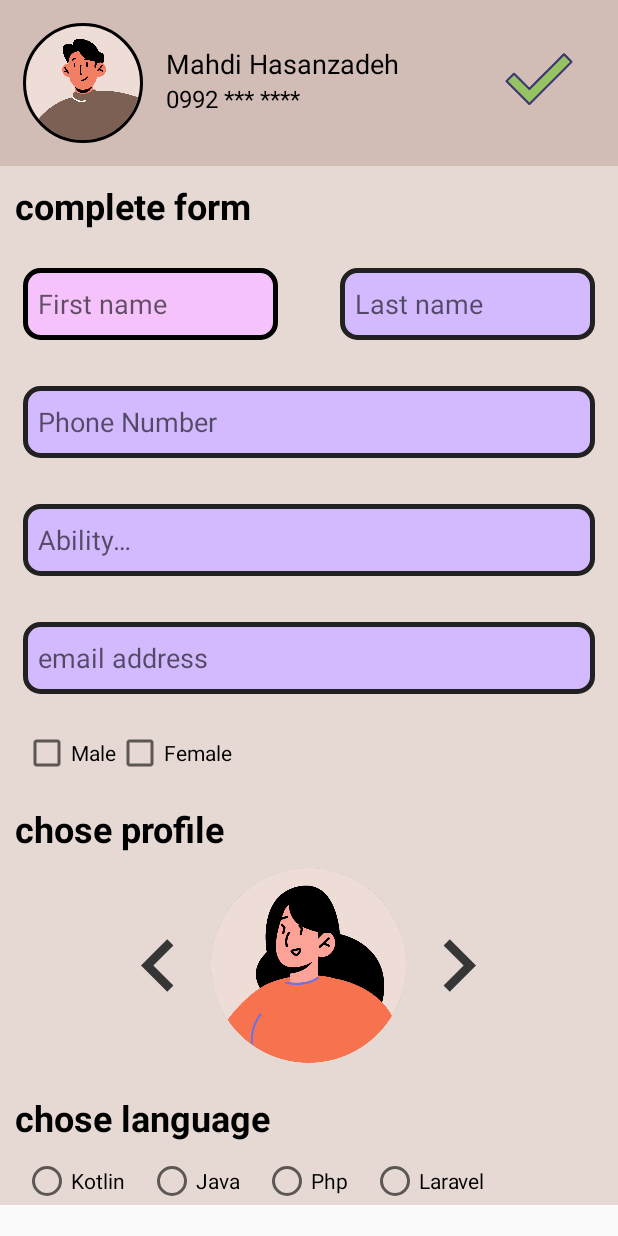
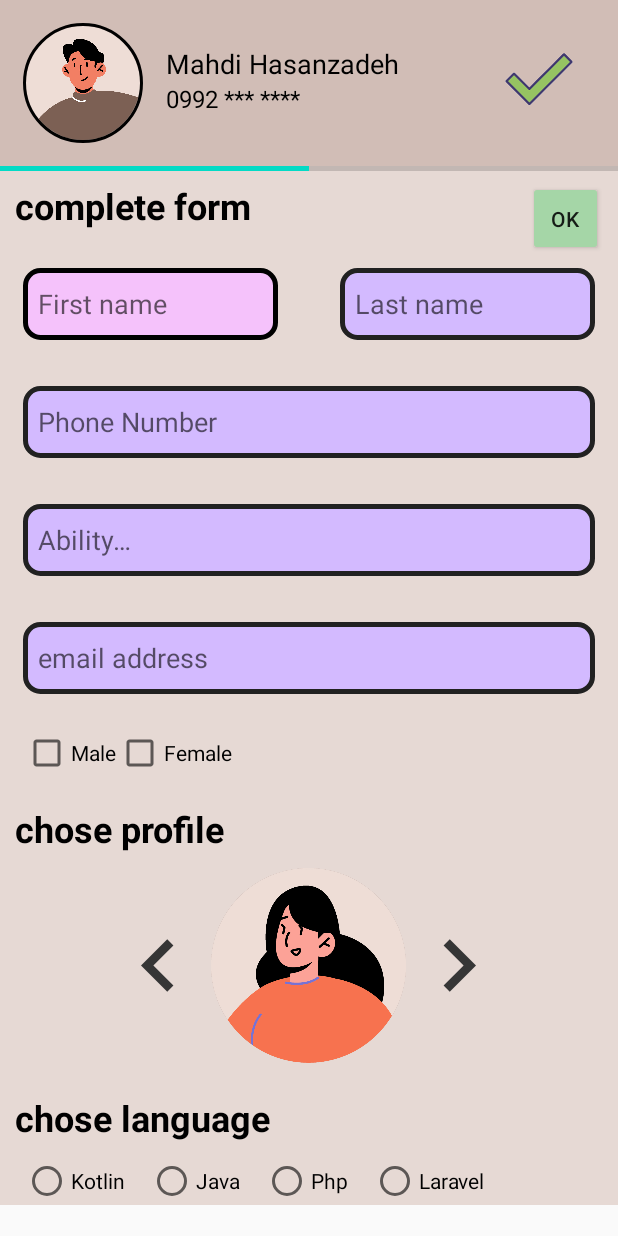
Before and after one commit to Mahdihasanzatheh1893/android-test-project, an Android app: the layout activity_main.xml on its own in the app's theme, with its tools: preview values and no code run, on a phone screen of 412 x 824 dp. Run offline under Robolectric (Android 15) with nearby library versions, the phone set to English and light mode, and no system bars.

Commit message:
add horizontal progress bar

```diff
--- a/app/src/main/java/com/example/projectapplication/MainActivity.kt
+++ b/app/src/main/java/com/example/projectapplication/MainActivity.kt
@@ -9,11 +9,11 @@ import com.example.projectapplication.databinding.ActivityMainBinding
 class MainActivity : AppCompatActivity() {
 
 
-    private lateinit var binding:ActivityMainBinding
+    private lateinit var binding: ActivityMainBinding
 
-    private var count=0
+    private var count = 0
 
-    private val picture= arrayOf(
+    private val picture = arrayOf(
         R.drawable.icon1,
         R.drawable.icon2,
         R.drawable.icon3,
@@ -24,11 +24,15 @@ class MainActivity : AppCompatActivity() {
 
     override fun onCreate(savedInstanceState: Bundle?) {
         super.onCreate(savedInstanceState)
-        binding= ActivityMainBinding.inflate(layoutInflater)
+        binding = ActivityMainBinding.inflate(layoutInflater)
         setContentView(binding.root)
 
         binding.imgNextImage.setOnClickListener { next() }
         binding.imgBackImage.setOnClickListener { previous() }
+
+        binding.btnMainOk.setOnClickListener {
+            binding.progressTest.progress += 5
+        }
 
         findViewById<RadioButton>(R.id.radio_kotlin).setOnCheckedChangeListener { buttonView, isChecked ->
             Log.d("RADIO", "kotlin is checked: $isChecked")
@@ -46,12 +50,14 @@ class MainActivity : AppCompatActivity() {
         }
 
     }
+
     private fun next() {
         if (count < 4) {
             count++
             setImage()
         }
     }
+
     private fun previous() {
         if (count > 0) {
             count--
--- a/app/src/main/res/layout/activity_main.xml
+++ b/app/src/main/res/layout/activity_main.xml
@@ -18,6 +18,15 @@
             android:layout_height="wrap_content"
             android:background="#E6D9D4">
 
+            <ProgressBar
+                android:layout_alignParentTop="true"
+                android:id="@+id/progress_test"
+                android:max="100"
+                android:progress="50"
+                style="@style/Widget.AppCompat.ProgressBar.Horizontal"
+                android:layout_width="match_parent"
+                android:layout_height="3dp"/>
+
             <TextView
                 android:id="@+id/txt_complete_form"
                 android:layout_width="wrap_content"
@@ -30,6 +39,19 @@
                 android:textColor="@color/black"
                 android:textSize="24sp"
                 android:textStyle="bold" />
+
+            <Button
+                android:id="@+id/btn_main_ok"
+                android:layout_width="50dp"
+                android:layout_height="50dp"
+                android:layout_alignParentEnd="true"
+                android:layout_margin="10dp"
+                android:layout_marginStart="15dp"
+                android:layout_marginTop="15dp"
+                android:layout_marginEnd="15dp"
+                android:layout_marginBottom="15dp"
+                android:backgroundTint="@color/green200"
+                android:text="@string/ok" />
 
             <EditText
                 android:id="@+id/edt_first_name"
--- a/app/src/main/res/layout/test2.xml
+++ b/app/src/main/res/layout/test2.xml
@@ -34,13 +34,18 @@
         android:layout_height="wrap_content"/>
 
     <ImageView
+        android:layout_width="45dp"
+        android:id="@+id/img_test2_accept"
+        android:layout_height="45dp"
         android:layout_alignParentTop="true"
-        android:layout_margin="30dp"
         android:layout_alignParentEnd="true"
-        android:src="@drawable/icon_done"
-        android:layout_width="45dp"
-        android:layout_height="45dp"
-        android:contentDescription="@string/accept" />
+        android:layout_marginStart="30dp"
+        android:layout_marginTop="30dp"
+        android:layout_marginEnd="30dp"
+        android:layout_marginBottom="30dp"
+        android:contentDescription="@string/accept"
+        android:src="@drawable/icon_done" />
+
 
 
 </RelativeLayout>
--- a/app/src/main/res/values/strings.xml
+++ b/app/src/main/res/values/strings.xml
@@ -30,4 +30,5 @@
     <string name="java">Java</string>
     <string name="kotlin">Kotlin</string>
     <string name="accept">accept</string>
+    <string name="ok">OK</string>
 </resources>
```
